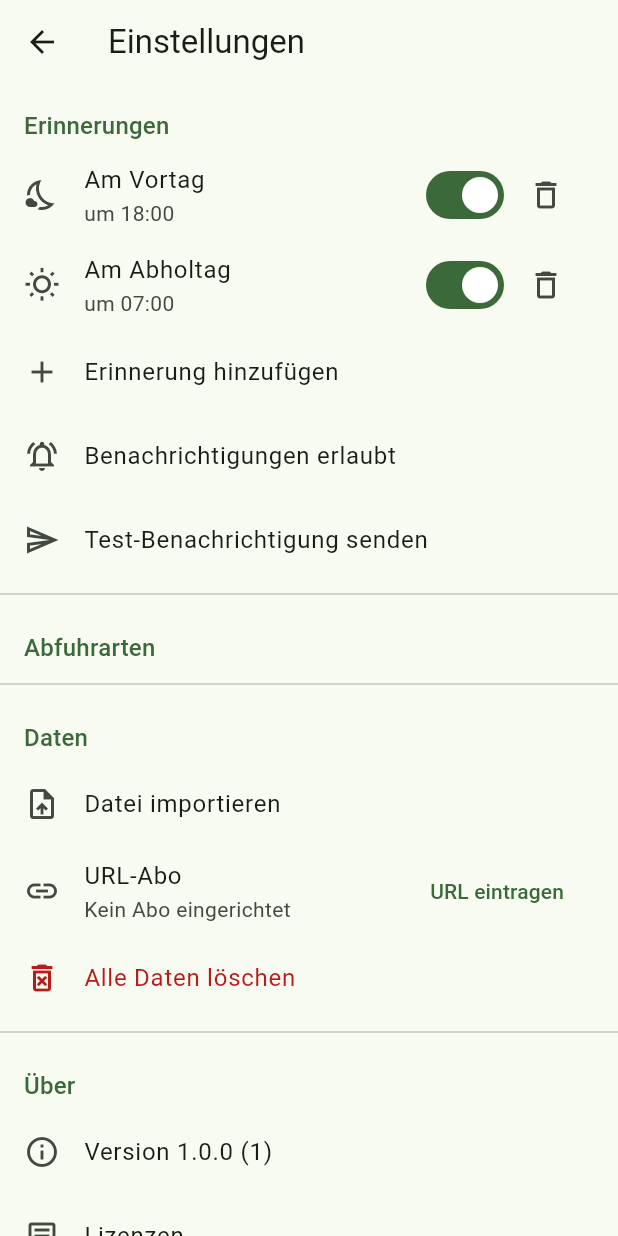
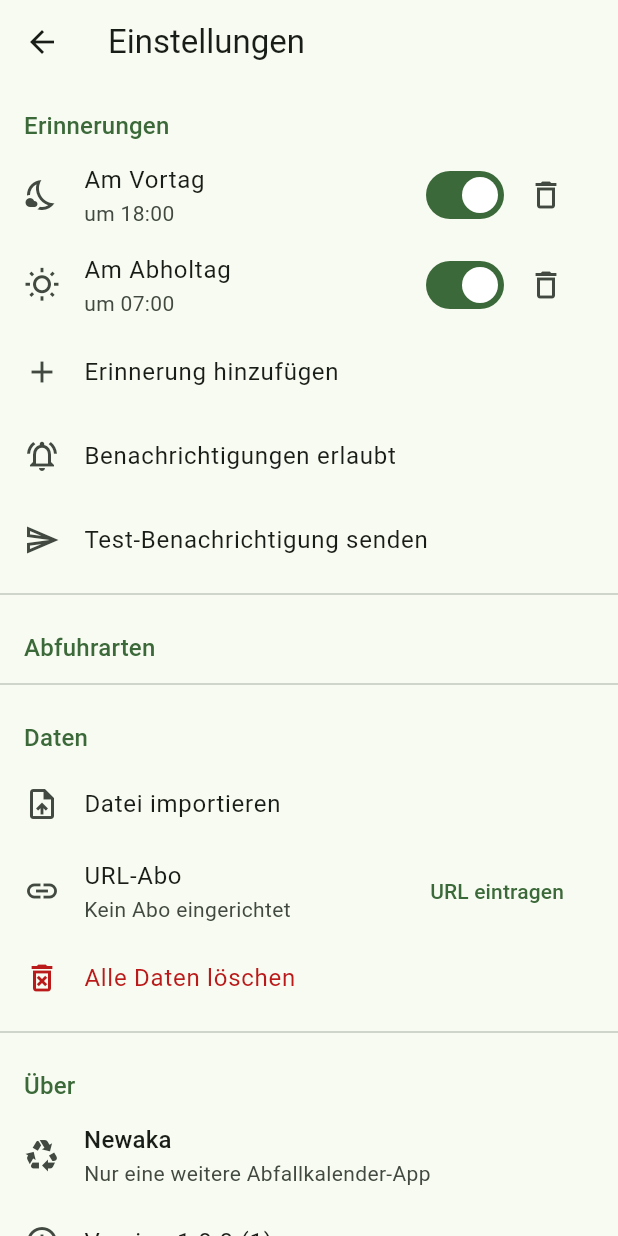
Before and after one commit to TheSherloc/newaka, a Flutter app: the SettingsScreen screen opened directly, on a phone screen of 412 x 824 dp. Run offline on Flutter 3.47's test engine with Material 3 defaults, Android fonts, the phone set to English and light mode, and no system bars; our stand-ins replace file_picker, flutter_local_notifications, flutter_riverpod, flutter_timezone, package_info_plus, shared_preferences and 2 more; accounts and stored records are empty.

Commit message:
Rename app to Newaka
Co-Authored-By: Claude Sonnet 5.5 <noreply@anthropic.com>

```diff
--- a/lib/features/reminders/domain/reminder_coordinator.dart
+++ b/lib/features/reminders/domain/reminder_coordinator.dart
@@ -19,7 +19,7 @@ class ReminderCoordinator {
   static const testNotificationId = 2;
   static const iosMaxPending = 60;
   static const androidMaxPending = 200;
-  static const refreshHintTitle = 'Abfallkalender';
+  static const refreshHintTitle = 'Newaka';
   static const refreshHintBody =
       'Bitte die App öffnen, damit die Erinnerungen aktuell bleiben.';
 
--- a/lib/features/settings/ui/about_section.dart
+++ b/lib/features/settings/ui/about_section.dart
@@ -38,6 +38,11 @@ class _AboutSectionState extends State<AboutSection> {
           padding: const EdgeInsets.fromLTRB(16, 16, 16, 4),
           child: Text(l10n.sectionAbout, style: theme.textTheme.titleMedium?.copyWith(color: theme.colorScheme.primary)),
         ),
+        ListTile(
+          leading: const Icon(Icons.recycling_outlined),
+          title: Text(l10n.appTitle, style: theme.textTheme.titleMedium),
+          subtitle: Text(l10n.appTagline),
+        ),
         ListTile(leading: const Icon(Icons.info_outline), title: Text(l10n.version(_version))),
         ListTile(
           leading: const Icon(Icons.article_outlined),
--- a/lib/l10n/app_de.arb
+++ b/lib/l10n/app_de.arb
@@ -1,6 +1,7 @@
 {
   "@@locale": "de",
-  "appTitle": "Abfallkalender",
+  "appTitle": "Newaka",
+  "appTagline": "Nur eine weitere Abfallkalender-App",
   "tabHome": "Start",
   "tabCalendar": "Kalender",
   "tabSettings": "Einstellungen",
--- a/lib/l10n/app_localizations.dart
+++ b/lib/l10n/app_localizations.dart
@@ -97,8 +97,14 @@ abstract class AppLocalizations {
   /// No description provided for @appTitle.
   ///
   /// In de, this message translates to:
-  /// **'Abfallkalender'**
+  /// **'Newaka'**
   String get appTitle;
+
+  /// No description provided for @appTagline.
+  ///
+  /// In de, this message translates to:
+  /// **'Nur eine weitere Abfallkalender-App'**
+  String get appTagline;
 
   /// No description provided for @tabHome.
   ///
--- a/lib/l10n/app_localizations_de.dart
+++ b/lib/l10n/app_localizations_de.dart
@@ -10,7 +10,10 @@ class AppLocalizationsDe extends AppLocalizations {
   AppLocalizationsDe([String locale = 'de']) : super(locale);
 
   @override
-  String get appTitle => 'Abfallkalender';
+  String get appTitle => 'Newaka';
+
+  @override
+  String get appTagline => 'Nur eine weitere Abfallkalender-App';
 
   @override
   String get tabHome => 'Start';
--- a/pubspec.yaml
+++ b/pubspec.yaml
@@ -1,5 +1,5 @@
 name: abfallkalender
-description: "A new Flutter project."
+description: "Newaka – Nur eine weitere Abfallkalender-App. Abfuhrtermine importieren, im Kalender sehen, erinnert werden."
 # The following line prevents the package from being accidentally published to
 # pub.dev using `flutter pub publish`. This is preferred for private packages.
 publish_to: 'none' # Remove this line if you wish to publish to pub.dev
```
Also changed, not shown: 6 other files.
